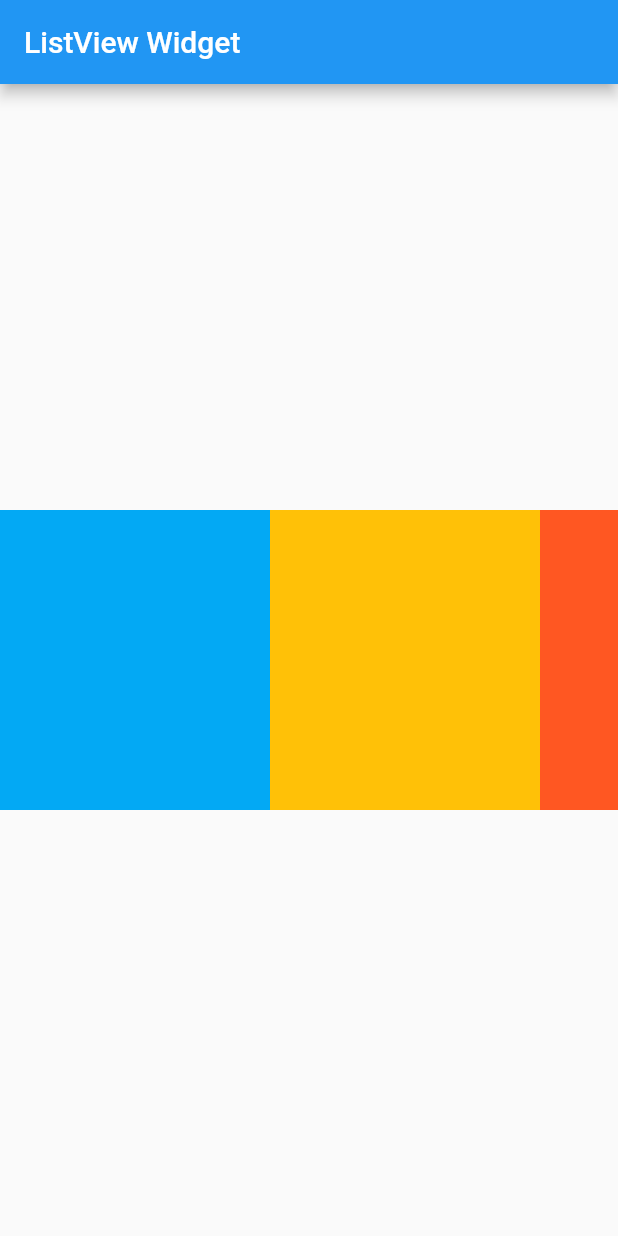
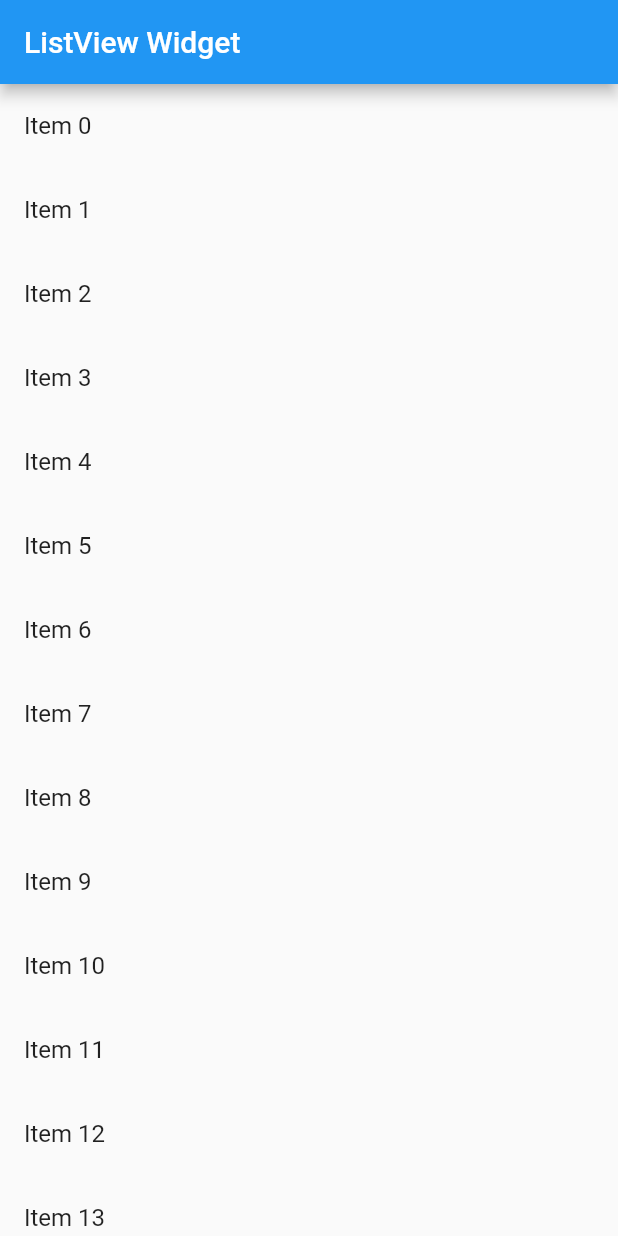
Before and after one commit to HYAdonisCoding/adam_20190822_flutter_app, a Flutter app: the screen it shows after launch, on a phone screen of 412 x 824 dp. Run offline on Flutter 3.47's test engine with Material 2 defaults, Android fonts, the phone set to English and light mode, and no system bars.

Commit message:
ListView Widget Sample dynamic

```diff
--- a/lib/main.dart
+++ b/lib/main.dart
@@ -1,19 +1,27 @@
 import 'package:flutter/material.dart';
-void main() => runApp(MyApp());
+void main() => runApp(MyApp(
+  items: new List<String>.generate(1000, (i)=>"Item $i")
+));
 
 class MyApp extends StatelessWidget {
+  final List<String> items;
+
+  MyApp({Key key, @required this.items}):super(key: key);
+
   @override
   Widget build(BuildContext context) {
     return MaterialApp(
       title: 'Adam Flutter Demo',
       home: Scaffold(
         appBar: new AppBar(title: new Text('ListView Widget')),
-        body: Center(
-          child: Container(
-          height: 200.0,
-          child: MyList(),
+        body: new ListView.builder(
+          itemCount: items.length,
+          itemBuilder: (context, index){
+            return new ListTile(
+              title: new Text('${items[index]}'),
+            );
+          },
         ),
-        )
       ),
     );
   }
```
